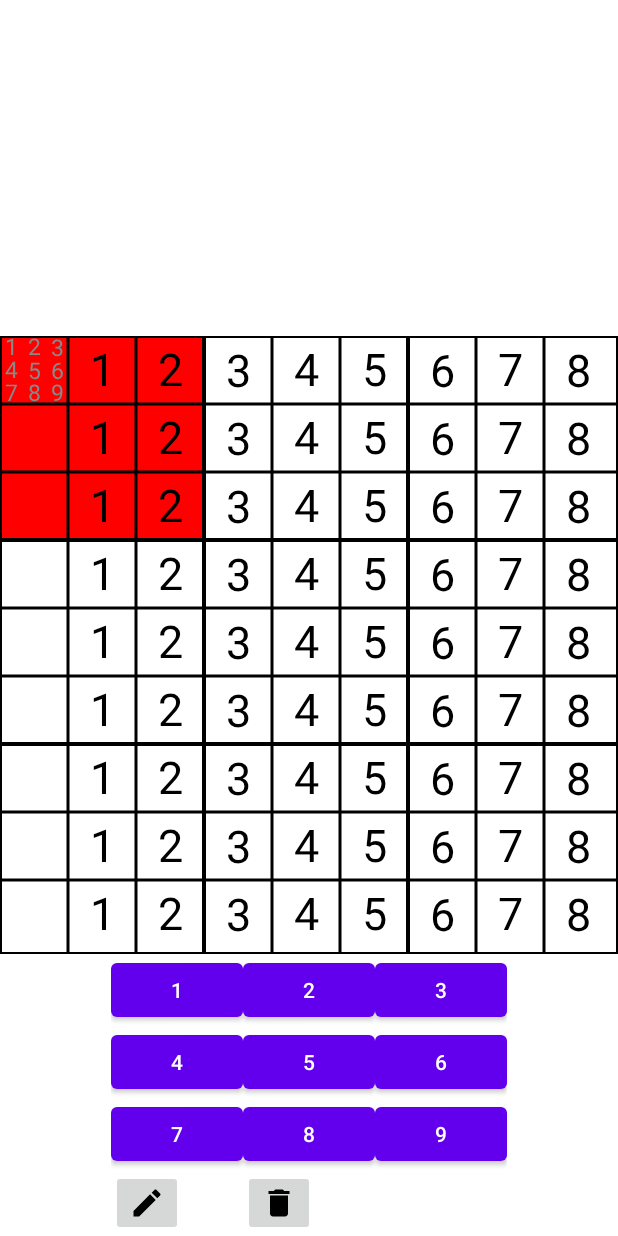
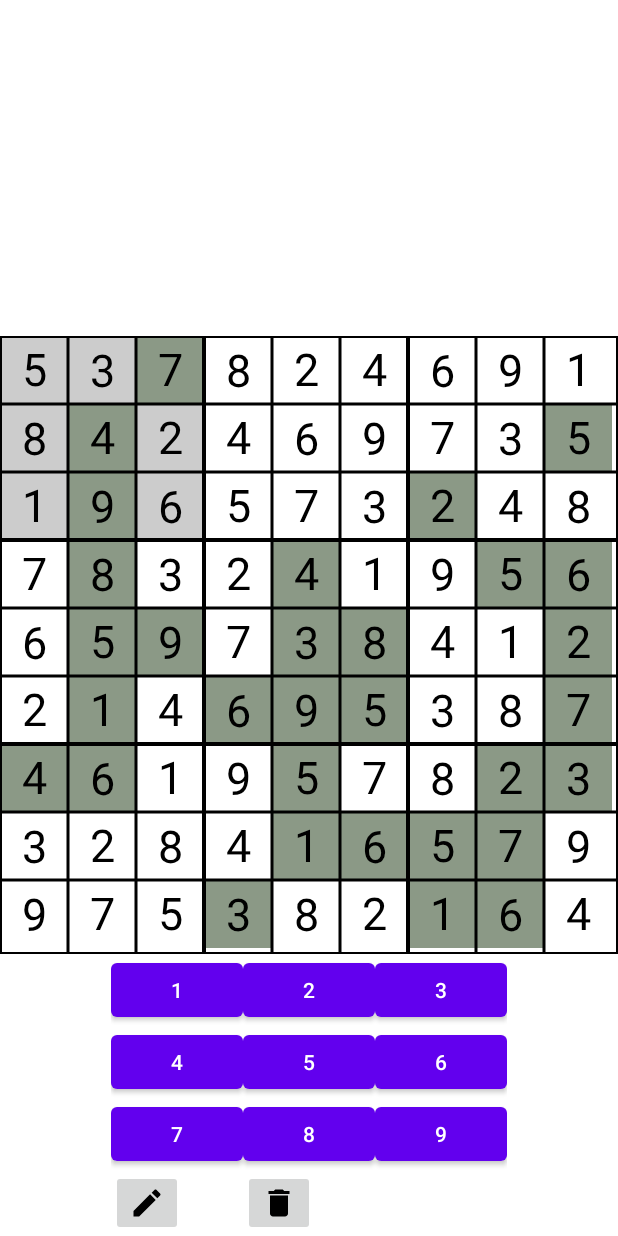
Before and after one commit to JuliaMWeber/teamD, an Android app: the PlaySudokuActivity screen opened directly, with no data from a screen before it, on a phone screen of 412 x 824 dp. Run offline under Robolectric (Android 15) with nearby library versions, the phone set to English and light mode, and no system bars; 1 statement that could not run was skipped.

Commit message:
static sudoku is visible on the board, the startingCells are marked and randomly on the board

```diff
--- a/app/src/main/java/de/thm/mow2gamecollection/sudoku/model/game/SudokuGame.kt
+++ b/app/src/main/java/de/thm/mow2gamecollection/sudoku/model/game/SudokuGame.kt
@@ -8,9 +8,21 @@ class SudokuGame {
 
     var gewaehlteZellenLiveData = MutableLiveData<Pair<Int, Int>>()
     var zellenLiveData = MutableLiveData<List<Zelle>>()
+
     val notizenMachenLiveData = MutableLiveData<Boolean>()
     val hervorgehobeneSchluesselLiveData = MutableLiveData<Set<Int>>()
 
+    val sudoku : Array<IntArray>  = arrayOf(
+        intArrayOf(5, 3, 7, 8, 2, 4, 6, 9, 1),
+        intArrayOf(8, 4, 2, 4, 6, 9, 7, 3, 5),
+        intArrayOf(1, 9, 6, 5, 7, 3, 2, 4, 8),
+        intArrayOf(7, 8, 3, 2, 4, 1, 9, 5, 6),
+        intArrayOf(6, 5, 9, 7, 3, 8, 4, 1, 2),
+        intArrayOf(2, 1, 4, 6, 9, 5, 3, 8, 7),
+        intArrayOf(4, 6, 1, 9, 5, 7, 8, 2, 3),
+        intArrayOf(3, 2, 8, 4, 1, 6, 5, 7, 9),
+        intArrayOf(9, 7, 5, 3, 8, 2, 1, 6, 4),
+    )
 
     private var gewaehlteZeile = -1
     private var gewaehlteSpalte = -1
@@ -18,18 +30,29 @@ class SudokuGame {
 
     private val board: Board
 
+    var zellen = List(9 * 9) { i -> Zelle( i / 9, i % 9, sudoku[i/9][i%9])}
+
     init {
-        val zellen = List(9 * 9) { i -> Zelle(i / 9, i % 9, i % 9) }
-        zellen[0].notizen = mutableSetOf(1, 2, 3, 4, 5, 6, 7, 8, 9)
-
         board = Board(9, zellen)
         gewaehlteZellenLiveData.postValue(Pair(gewaehlteZeile, gewaehlteSpalte))
         zellenLiveData.postValue(board.zellen)
         //notizenMachenLiveData.postValue(notizenMachen)
 
-        for (i in 0 until 24){
-            board.getZelle((0..8).random(),(0..8).random()).istStartzelle
+        sudokuFuellen(sudoku)
+
+
+    }
+
+    fun sudokuFuellen(sudoku : Array<IntArray>){
+        for (h in 0 until 42){
+            var zufallszahl : Int = (1..81).random()
+            zellen[zufallszahl].istStartzelle = true
+            Log.d("Startzellen", "$gewaehlteSpalte, $gewaehlteZeile")
+
         }
+
+
+
     }
 
     fun handleInput(zahl: Int) {
@@ -45,7 +68,7 @@ class SudokuGame {
             }
             hervorgehobeneSchluesselLiveData.postValue(zelle.notizen)
         } else {
-            zelle.value = zahl
+           zelle.value = zahl
         }
         zellenLiveData.postValue(board.zellen)
 
--- a/app/src/main/java/de/thm/mow2gamecollection/sudoku/view/SudokuBoardView.kt
+++ b/app/src/main/java/de/thm/mow2gamecollection/sudoku/view/SudokuBoardView.kt
@@ -50,7 +50,7 @@ class SudokuBoardView(context: Context, attributeSet: AttributeSet) : View(conte
 
     private val farbeGewaehltesFeldFehler = Paint().apply {
         style = Paint.Style.FILL_AND_STROKE
-        color = Color.parseColor("RED")
+        color = Color.LTGRAY
     }
 
     private val textFarbe = Paint().apply {
@@ -63,16 +63,15 @@ class SudokuBoardView(context: Context, attributeSet: AttributeSet) : View(conte
         style = Paint.Style.FILL_AND_STROKE
         color = Color.BLACK
         typeface = Typeface.DEFAULT_BOLD
-
     }
 
     private val notizTextFarbe = Paint().apply {
         style = Paint.Style.FILL_AND_STROKE
-        color = Color.GRAY
+        color = Color.DKGRAY
     }
     private val farbeStartzelle = Paint().apply {
         style = Paint.Style.FILL_AND_STROKE
-        color = Color.parseColor("#00ba00")
+        color = Color.parseColor("#8B9986")
     }
 
     override fun onMeasure(widthMeasureSpec: Int, heightMeasureSpec: Int) {
```
